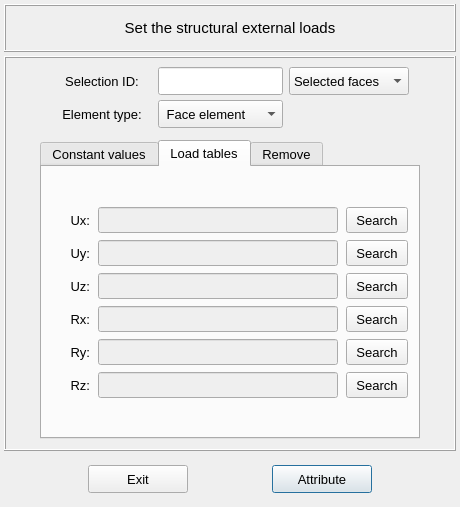
MOPT-UFSC/VIBRA, file vibra/interface/data/ui_files/model/setup/structural/structural_external_loads_input.ui: the form before one commit.
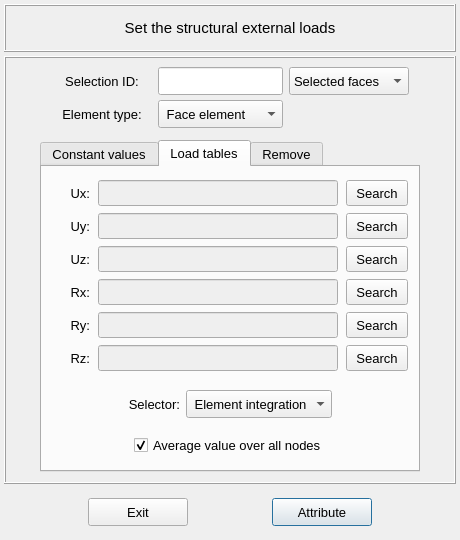
The form after the commit. The open tabs and pages were chosen to show the change.

Commit message: Adds the structural harmonic analysis render, setup and solver

What changed in the file:
```diff
--- a/vibra/interface/data/ui_files/model/setup/structural/structural_external_loads_input.ui
+++ b/vibra/interface/data/ui_files/model/setup/structural/structural_external_loads_input.ui
@@ -10,7 +10,7 @@
     <x>0</x>
     <y>0</y>
     <width>460</width>
-    <height>507</height>
+    <height>540</height>
    </rect>
   </property>
   <property name="sizePolicy">
@@ -22,13 +22,13 @@
   <property name="minimumSize">
    <size>
     <width>460</width>
-    <height>480</height>
+    <height>520</height>
    </size>
   </property>
   <property name="maximumSize">
    <size>
     <width>460</width>
-    <height>507</height>
+    <height>540</height>
    </size>
   </property>
   <property name="font">
@@ -1350,32 +1350,6 @@
              <property name="spacing">
               <number>2</number>
              </property>
-             <item row="2" column="0">
-              <spacer name="verticalSpacer_6">
-               <property name="orientation">
-                <enum>Qt::Vertical</enum>
-               </property>
-               <property name="sizeHint" stdset="0">
-                <size>
-                 <width>20</width>
-                 <height>40</height>
-                </size>
-               </property>
-              </spacer>
-             </item>
-             <item row="0" column="0">
-              <spacer name="verticalSpacer_4">
-               <property name="orientation">
-                <enum>Qt::Vertical</enum>
-               </property>
-               <property name="sizeHint" stdset="0">
-                <size>
-                 <width>20</width>
-                 <height>40</height>
-                </size>
-               </property>
-              </spacer>
-             </item>
              <item row="1" column="0">
               <widget class="QFrame" name="frame_9">
                <property name="frameShape">
@@ -1940,6 +1914,227 @@
                </layout>
               </widget>
              </item>
+             <item row="5" column="0">
+              <spacer name="verticalSpacer_6">
+               <property name="orientation">
+                <enum>Qt::Vertical</enum>
+               </property>
+               <property name="sizeHint" stdset="0">
+                <size>
+                 <width>20</width>
+                 <height>40</height>
+                </size>
+               </property>
+              </spacer>
+             </item>
+             <item row="0" column="0">
+              <spacer name="verticalSpacer_4">
+               <property name="orientation">
+                <enum>Qt::Vertical</enum>
+               </property>
+               <property name="sizeHint" stdset="0">
+                <size>
+                 <width>20</width>
+                 <height>40</height>
+                </size>
+               </property>
+              </spacer>
+             </item>
+             <item row="2" column="0">
+              <spacer name="verticalSpacer_3">
+               <property name="orientation">
+                <enum>Qt::Vertical</enum>
+               </property>
+               <property name="sizeHint" stdset="0">
+                <size>
+                 <width>20</width>
+                 <height>40</height>
+                </size>
+               </property>
+              </spacer>
+             </item>
+             <item row="4" column="0">
+              <widget class="QFrame" name="frame_21">
+               <property name="minimumSize">
+                <size>
+                 <width>0</width>
+                 <height>32</height>
+                </size>
+               </property>
+               <property name="frameShape">
+                <enum>QFrame::NoFrame</enum>
+               </property>
+               <property name="frameShadow">
+                <enum>QFrame::Raised</enum>
+               </property>
+               <layout class="QGridLayout" name="gridLayout_17">
+                <property name="leftMargin">
+                 <number>0</number>
+                </property>
+                <property name="topMargin">
+                 <number>0</number>
+                </property>
+                <property name="rightMargin">
+                 <number>0</number>
+                </property>
+                <property name="bottomMargin">
+                 <number>0</number>
+                </property>
+                <property name="spacing">
+                 <number>0</number>
+                </property>
+                <item row="0" column="1">
+                 <widget class="QCheckBox" name="checkBox_averaged_table_values">
+                  <property name="minimumSize">
+                   <size>
+                    <width>0</width>
+                    <height>28</height>
+                   </size>
+                  </property>
+                  <property name="maximumSize">
+                   <size>
+                    <width>220</width>
+                    <height>28</height>
+                   </size>
+                  </property>
+                  <property name="font">
+                   <font>
+                    <pointsize>10</pointsize>
+                   </font>
+                  </property>
+                  <property name="text">
+                   <string>Average value over all nodes</string>
+                  </property>
+                  <property name="checked">
+                   <bool>true</bool>
+                  </property>
+                 </widget>
+                </item>
+                <item row="0" column="0">
+                 <spacer name="horizontalSpacer_13">
+                  <property name="orientation">
+                   <enum>Qt::Horizontal</enum>
+                  </property>
+                  <property name="sizeHint" stdset="0">
+                   <size>
+                    <width>40</width>
+                    <height>20</height>
+                   </size>
+                  </property>
+                 </spacer>
+                </item>
+                <item row="0" column="2">
+                 <spacer name="horizontalSpacer_14">
+                  <property name="orientation">
+                   <enum>Qt::Horizontal</enum>
+                  </property>
+                  <property name="sizeHint" stdset="0">
+                   <size>
+                    <width>40</width>
+                    <height>20</height>
+                   </size>
+                  </property>
+                 </spacer>
+                </item>
+               </layout>
+              </widget>
+             </item>
+             <item row="3" column="0">
+              <widget class="QFrame" name="frame_11">
+               <property name="frameShape">
+                <enum>QFrame::NoFrame</enum>
+               </property>
+               <property name="frameShadow">
+                <enum>QFrame::Raised</enum>
+               </property>
+               <layout class="QGridLayout" name="gridLayout_20">
+                <item row="0" column="0">
+                 <spacer name="horizontalSpacer_10">
+                  <property name="orientation">
+                   <enum>Qt::Horizontal</enum>
+                  </property>
+                  <property name="sizeHint" stdset="0">
+                   <size>
+                    <width>40</width>
+                    <height>20</height>
+                   </size>
+                  </property>
+                 </spacer>
+                </item>
+                <item row="0" column="1">
+                 <widget class="QLabel" name="label_8">
+                  <property name="minimumSize">
+                   <size>
+                    <width>0</width>
+                    <height>28</height>
+                   </size>
+                  </property>
+                  <property name="maximumSize">
+                   <size>
+                    <width>16777215</width>
+                    <height>28</height>
+                   </size>
+                  </property>
+                  <property name="font">
+                   <font>
+                    <pointsize>10</pointsize>
+                   </font>
+                  </property>
+                  <property name="text">
+                   <string>Selector:</string>
+                  </property>
+                  <property name="alignment">
+                   <set>Qt::AlignRight|Qt::AlignTrailing|Qt::AlignVCenter</set>
+                  </property>
+                 </widget>
+                </item>
+                <item row="0" column="2">
+                 <widget class="QComboBox" name="comboBox_load_distribution_table_values">
+                  <property name="minimumSize">
+                   <size>
+                    <width>0</width>
+                    <height>28</height>
+                   </size>
+                  </property>
+                  <property name="maximumSize">
+                   <size>
+                    <width>16777215</width>
+                    <height>28</height>
+                   </size>
+                  </property>
+                  <property name="font">
+                   <font>
+                    <pointsize>10</pointsize>
+                   </font>
+                  </property>
+                  <item>
+                   <property name="text">
+                    <string> Element integration</string>
+                   </property>
+                  </item>
+                  <item>
+                   <property name="text">
+                    <string> Nodal attribution</string>
+                   </property>
+                  </item>
+                 </widget>
+                </item>
+                <item row="0" column="3">
+                 <spacer name="horizontalSpacer_17">
+                  <property name="orientation">
+                   <enum>Qt::Horizontal</enum>
+                  </property>
+                  <property name="sizeHint" stdset="0">
+                   <size>
+                    <width>40</width>
+                    <height>20</height>
+                   </size>
+                  </property>
+                 </spacer>
+                </item>
+               </layout>
+              </widget>
+             </item>
             </layout>
            </widget>
            <widget class="QWidget" name="tab_remove">
```
Left out of the diff: 202 changed lines with no effect on the pictures. The commit also changes 35 other files.
